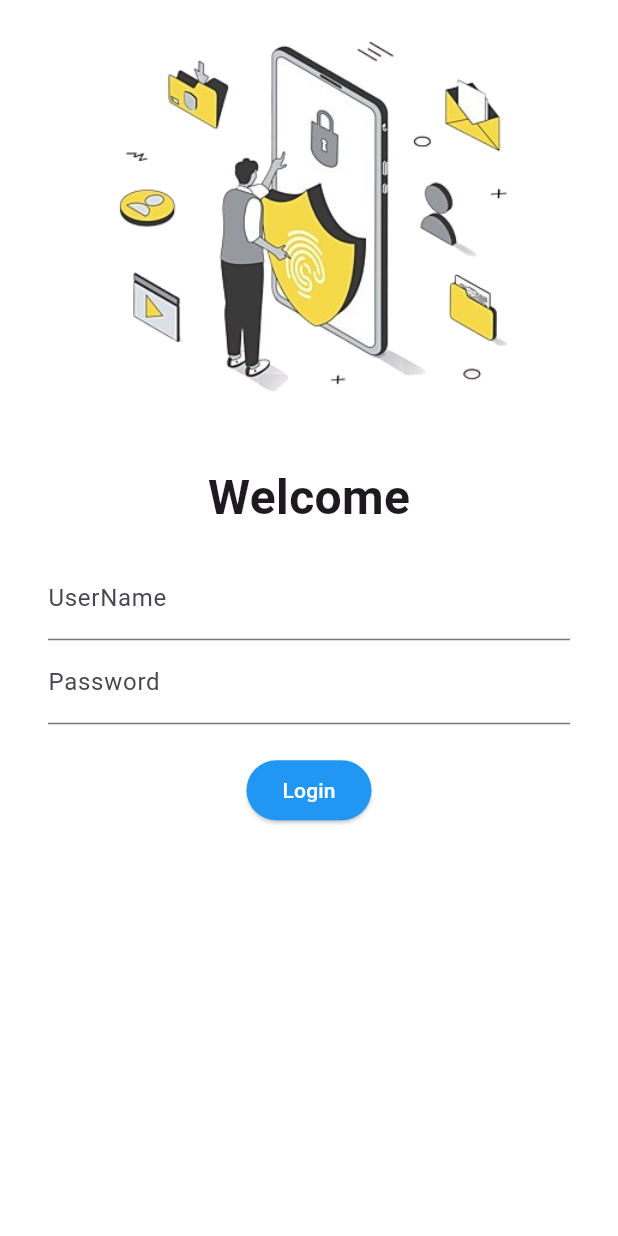
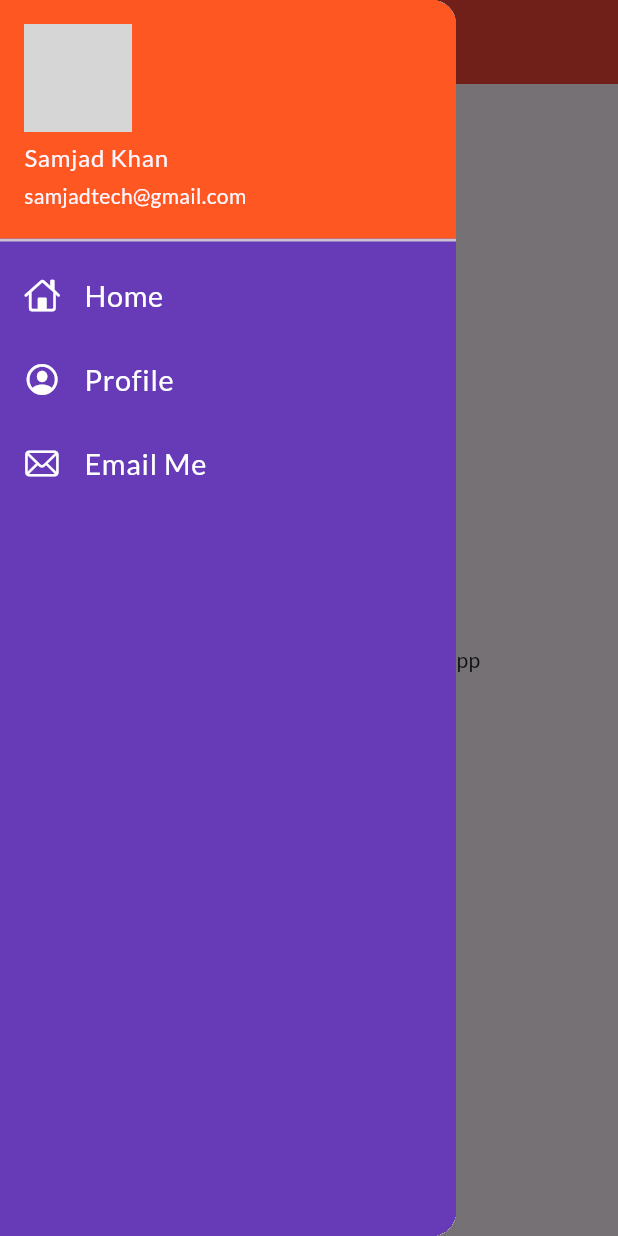
Before and after one commit to ViralVortex654/Flutter-Project, a Flutter app: the screen it shows after launch, with the side drawer open (before the commit the screen has no drawer), on a phone screen of 412 x 824 dp. Run offline on Flutter 3.47's test engine with Material 3 defaults, Android fonts, the phone set to English and light mode, and no system bars; our stand-ins replace google_fonts; network calls fail; grey boxes are pictures that could not be loaded.

Commit message:
thteme extractor

```diff
--- a/lib/main.dart
+++ b/lib/main.dart
@@ -1,7 +1,10 @@
 import 'package:flutter/material.dart';
-import 'package:google_fonts/google_fonts.dart';
 import 'package:myapp/screens/home_page.dart';
 import 'package:myapp/screens/login_page.dart';
+import 'package:myapp/utils/routes.dart';
+// ignore: unused_import
+import 'package:google_fonts/google_fonts.dart';
+import 'package:myapp/widgets/themes.dart';
 
 
 
@@ -20,17 +23,16 @@ class MyApp extends StatelessWidget {
 
     return MaterialApp(
       // home: HomePage(),
+      debugShowCheckedModeBanner: false,
       themeMode: ThemeMode.light,
-      darkTheme: ThemeData(
-        brightness: Brightness.light,
-        primarySwatch: Colors.deepOrange,
-        fontFamily: GoogleFonts.lato().fontFamily,
-      ),
-      initialRoute: "/login",
+      theme: MyTheme.lightTheme(context),
+      darkTheme: MyTheme.darkTheme(context),
+      initialRoute: MyRoutes.homeRoute,
+
       routes: {
         "/" : (context) => LoginPage(),
-        "/home" : (context) => HomePage(),
-        "/login" : (context) => LoginPage(),
+        MyRoutes.homeRoute : (context) => HomePage(),
+        MyRoutes.loginRoute : (context) => LoginPage(),
 
       },
 
--- a/lib/screens/home_page.dart
+++ b/lib/screens/home_page.dart
@@ -1,5 +1,5 @@
 import 'package:flutter/material.dart';
-
+import 'package:myapp/widgets/drawer.dart';
 
 class HomePage extends StatelessWidget {
   const HomePage({super.key});
@@ -10,11 +10,15 @@ class HomePage extends StatelessWidget {
   Widget build(BuildContext context) {
     return Scaffold(
       appBar: AppBar(
-        title: Text("Ecommerce App"),
+        // backgroundColor: Colors.white,
+        // elevation: 0.0,
+
+        title: Text("Ecommerce App", style: TextStyle(color: Colors.blue),),
+
       ),
       body: Center(
         child: Text("Welcome to $name Ecommerce App ")),
-    drawer: Drawer(),
+    drawer: MyDrawer(),
     );
   }
 }
--- /dev/null
+++ b/lib/utils/routes.dart
@@ -0,0 +1,4 @@
+class MyRoutes {
+  static String homeRoute = "/home";
+  static String loginRoute = "/login";
+}
--- /dev/null
+++ b/lib/widgets/drawer.dart
@@ -0,0 +1,65 @@
+import 'package:flutter/cupertino.dart';
+import 'package:flutter/material.dart';
+
+class MyDrawer extends StatelessWidget {
+  const MyDrawer({super.key});
+
+  @override
+  Widget build(BuildContext context) {
+    final imageUrl =
+        "https://cdn2.iconfinder.com/data/icons/famous-people-2/512/Al_Pacino.png";
+    return Drawer(
+      child: Container(
+        color: Colors.deepPurple,
+        child: ListView(
+          children: [
+            DrawerHeader(
+              padding: EdgeInsets.zero,
+              child: UserAccountsDrawerHeader(
+                decoration: BoxDecoration(
+                  color: Colors.deepOrange,
+                ),
+                margin: EdgeInsets.zero,
+                accountName: Text("Samjad Khan"),
+                accountEmail: Text("samjadtech@gmail.com"),
+                currentAccountPicture: CircleAvatar(
+                  backgroundImage: NetworkImage(imageUrl),
+                )
+              ),
+            ),
+            ListTile(
+              leading: Icon(CupertinoIcons.home, color: Colors.white),
+              title: Text(
+                "Home",
+                textScaler: TextScaler.linear(1.2),
+                style: TextStyle(
+                  color: Colors.white,
+                ),
+              ),
+            ),
+            ListTile(
+              leading: Icon(CupertinoIcons.profile_circled, color: Colors.white,),
+              title: Text(
+                "Profile",
+                 textScaler: TextScaler.linear(1.2),
+                style: TextStyle(
+                  color: Colors.white,
+                ),
+              ),
+            ),
+            ListTile(
+              leading: Icon(CupertinoIcons.mail, color: Colors.white,),
+              title: Text(
+                "Email Me",
+               textScaler: TextScaler.linear(1.2),
+                style: TextStyle(
+                  color: Colors.white,
+                ),
+              ),
+            )
+          ],
+        ),
+      ),
+    );
+  }
+}
--- /dev/null
+++ b/lib/widgets/themes.dart
@@ -0,0 +1,21 @@
+import 'package:flutter/material.dart';
+import 'package:google_fonts/google_fonts.dart';
+
+class MyTheme {
+  static ThemeData lightTheme(BuildContext context) => ThemeData(
+        primarySwatch: Colors.deepPurple,
+        brightness: Brightness.light,
+        fontFamily: GoogleFonts.lato().fontFamily,
+        appBarTheme: AppBarTheme(
+          color: Colors.red,
+          elevation: 0.0,
+          iconTheme: IconThemeData(color: Colors.black),
+          // Optionally, set the title text style if needed:
+          titleTextStyle: Theme.of(context).textTheme.titleLarge?.copyWith(color: Colors.white),
+        ),
+      );
+
+  static ThemeData darkTheme(BuildContext context) => ThemeData(
+        brightness: Brightness.dark,
+      );
+}
--- a/pubspec.yaml
+++ b/pubspec.yaml
@@ -61,6 +61,9 @@ flutter:
   # To add assets to your application, add an assets section, like this:
   assets:
     - assets/images/
+
+
+
   #   - images/a_dot_ham.jpeg
 
   # An image asset can refer to one or more resolution-specific "variants", see
```
Also changed, not shown: catalogue.json (added, +164 -0 lines), lib/screens/login_page.dart (+76 -11 lines), widgets/drawer.dart (added, +31 -0 lines), assets/images/hey.png (added), 1 other file.
